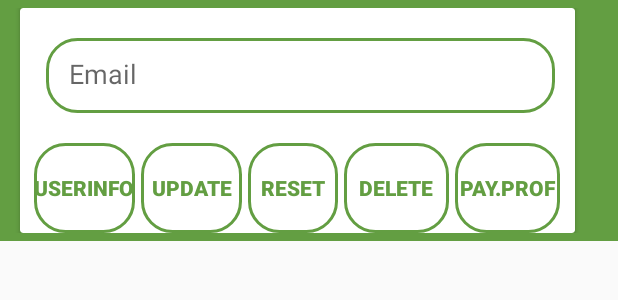
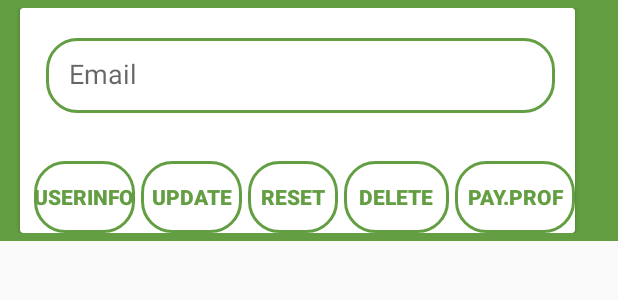
Before and after one commit to IMDaniyal/YouMate, an Android app: the layout adminrecyclerview.xml on its own in the app's theme, with its tools: preview values and no code run, on a phone screen of 412 x 824 dp. Shown: the top 300 px of the screen. Run offline under Robolectric (Android 15) with nearby library versions, the phone set to English and light mode, and no system bars.

Commit message:
25 1:23am

```diff
--- a/app/src/main/java/com/example/youmate/Login.java
+++ b/app/src/main/java/com/example/youmate/Login.java
@@ -118,7 +118,8 @@ public class Login extends AppCompatActivity {
     public void showToast(String msg) {
         Toast.makeText(this, msg, Toast.LENGTH_SHORT).show();
     }
-    public void onClickMethod(View view){
+    public void onClickMethod(View view)
+    {
         int btnId = view.getId();
         Intent intent;
         String mail="admin@proweb";
--- a/app/src/main/java/com/example/youmate/PaymentProof.java
+++ b/app/src/main/java/com/example/youmate/PaymentProof.java
@@ -47,6 +47,7 @@ import javax.xml.transform.Result;
 
 public class PaymentProof extends AppCompatActivity {
 
+    String userEmail="";
     ImageView imageView;
     EditText edname;
     final int imagerequest=71;
@@ -66,6 +67,8 @@ public class PaymentProof extends AppCompatActivity {
         super.onCreate(savedInstanceState);
         setContentView(R.layout.activity_payment_proof);
 
+        Intent previous = getIntent();
+        userEmail= previous.getStringExtra("ID");
         imageView=findViewById(R.id.imagev);
         edname= findViewById(R.id.edname);
 
@@ -138,7 +141,7 @@ public class PaymentProof extends AppCompatActivity {
 
             if( imagepath!=null)
             {
-               final String userMail = auth.getCurrentUser().getEmail();
+               final String userMail =userEmail; // auth.getCurrentUser().getEmail();
                 String imgname=edname.getText().toString()+"."+getExtention(imagepath);
                 final ProgressDialog progressDialog = new ProgressDialog(this);
                 progressDialog.setTitle("Uploading...");
@@ -150,7 +153,6 @@ public class PaymentProof extends AppCompatActivity {
                             @Override
                             public void onSuccess(UploadTask.TaskSnapshot taskSnapshot) {
                                 progressDialog.dismiss();
-
 
                                 Toast.makeText(PaymentProof.this, "Uploaded", Toast.LENGTH_SHORT).show();
                             }
--- a/app/src/main/res/layout/adminrecyclerview.xml
+++ b/app/src/main/res/layout/adminrecyclerview.xml
@@ -15,8 +15,8 @@
         android:paddingRight="10dp">
 
         <LinearLayout
-            android:layout_width="354dp"
-            android:layout_height="60dp"
+          android:layout_width="match_parent"
+          android:layout_height="wrap_content"
           android:layout_margin="12dp"
           android:orientation="horizontal">
 
@@ -24,110 +24,113 @@
               android:id="@+id/textInputLayou"
               android:layout_width="339dp"
               android:layout_height="50dp"
+              android:layout_marginTop="8dp"
               android:layout_marginStart="5dp"
-                android:layout_marginTop="8dp"
-                android:background="@drawable/edittxt_circle_bg"
               android:paddingLeft="15dp"
-                android:paddingRight="15dp">
+              android:paddingRight="15dp"
+              android:background="@drawable/edittxt_circle_bg">
 
                 <TextView
                   android:id="@+id/tvmail"
                   android:layout_width="match_parent"
-                    android:layout_height="match_parent"
+                  android:layout_height="wrap_content"
+                  android:layout_marginTop="11dp"
                   android:layout_gravity="center_horizontal"
-                    android:layout_marginTop="11dp"
                   android:background="@drawable/bt_background"
                   android:hint="Email"
                   android:inputType="textEmailAddress"
                   android:textColor="#639e42"
                   android:textColorLink="#639e42"
-                    android:textSize="18sp" />
+                  android:textSize="18sp"/>
             </com.google.android.material.textfield.TextInputLayout>
 
 
         </LinearLayout>
 
         <LinearLayout
-            android:layout_width="359dp"
+          android:layout_width="match_parent"
           android:layout_height="wrap_content"
+          android:layout_marginStart="5dp"
           android:layout_gravity="bottom"
-            android:layout_marginStart="5dp"
-            android:orientation="horizontal">
+          android:orientation="horizontal"
+
+          >
 
             <Button
               android:id="@+id/btnshow"
+              android:textStyle="bold"
               android:layout_width="67dp"
-                android:layout_height="60dp"
+              android:layout_height="wrap_content"
+              android:layout_marginTop="20dp"
+              android:layout_marginLeft="4dp"
               android:layout_centerInParent="true"
-                android:layout_marginLeft="4dp"
-                android:layout_marginTop="20dp"
+              android:padding="0dp"
               android:background="@drawable/edittxt_circle_bg"
               android:onClick="onClickMethod"
-                android:padding="0dp"
               android:text="UserInfo"
               android:textColor="#639e42"
-                android:textSize="14sp"
-                android:textStyle="bold" />
+              android:textSize="14sp"/>
 
             <Button
               android:id="@+id/btnupdate"
+              android:textStyle="bold"
               android:layout_width="67dp"
-                android:layout_height="60dp"
+              android:layout_height="wrap_content"
+              android:layout_marginTop="20dp"
+              android:layout_marginLeft="4dp"
               android:layout_centerInParent="true"
-                android:layout_marginLeft="4dp"
-                android:layout_marginTop="20dp"
+              android:padding="0dp"
               android:background="@drawable/edittxt_circle_bg"
-                android:padding="0dp"
               android:text="Update"
               android:textColor="#639e42"
-                android:textSize="14sp"
-                android:textStyle="bold" />
+              android:textSize="14sp"/>
 
             <Button
               android:id="@+id/btnreset"
+              android:textStyle="bold"
               android:layout_width="60dp"
-                android:layout_height="60dp"
+              android:layout_height="wrap_content"
+              android:layout_marginTop="20dp"
+              android:layout_marginLeft="4dp"
               android:layout_centerInParent="true"
-                android:layout_marginLeft="4dp"
-                android:layout_marginTop="20dp"
+              android:padding="0dp"
               android:background="@drawable/edittxt_circle_bg"
               android:onClick="onClickMethod"
-                android:padding="0dp"
               android:text="Reset"
               android:textColor="#639e42"
-                android:textSize="14sp"
-                android:textStyle="bold" />
+              android:textSize="14sp"/>
 
             <Button
               android:id="@+id/btndelete"
+              android:textStyle="bold"
               android:layout_width="70dp"
-                android:layout_height="60dp"
+              android:layout_height="wrap_content"
+              android:layout_marginTop="20dp"
+              android:layout_marginLeft="4dp"
               android:layout_centerInParent="true"
-                android:layout_marginLeft="4dp"
-                android:layout_marginTop="20dp"
+              android:padding="0dp"
               android:background="@drawable/edittxt_circle_bg"
               android:onClick="onClickMethod"
-                android:padding="0dp"
               android:text="Delete"
               android:textColor="#639e42"
-                android:textSize="14sp"
-                android:textStyle="bold" />
+              android:textSize="14sp"/>
 
             <Button
               android:id="@+id/btnpproof"
-                android:layout_width="70dp"
-                android:layout_height="60dp"
+              android:textStyle="bold"
+              android:layout_width="wrap_content"
+              android:layout_height="wrap_content"
+              android:layout_marginTop="20dp"
+              android:layout_marginLeft="4dp"
               android:layout_centerInParent="true"
-                android:layout_marginLeft="4dp"
-                android:layout_marginTop="20dp"
+              android:padding="0dp"
               android:background="@drawable/edittxt_circle_bg"
               android:onClick="onClickMethod"
-                android:padding="0dp"
               android:text="Pay.Prof"
               android:textColor="#639e42"
-                android:textSize="14sp"
-                android:textStyle="bold" />
+              android:textSize="14sp"/>
         </LinearLayout>
+
     </androidx.cardview.widget.CardView>
 
 </LinearLayout>
```
Also changed, not shown: app/src/main/res/layout/activity_account.xml (+0 -15 lines), app/src/main/res/layout/activity_admin.xml (+12 -14 lines). Lines whose indentation alone changed are shown as unchanged.
